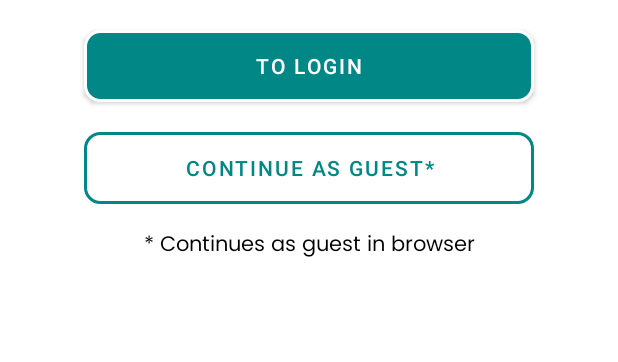
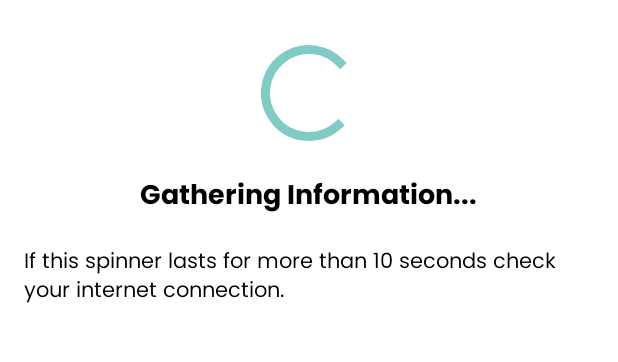
Before and after one commit to pokumars/metropolia-mixer-kt, an Android app: the layout fragment_startup.xml on its own in the app's theme, with its tools: preview values and no code run, on a phone screen of 412 x 824 dp, the part 420-782 px from its top. Run offline under Robolectric (Android 15) with nearby library versions, the phone set to English and light mode, and no system bars.

Commit message:
login if token exists works; needs smoothing out

```diff
--- a/app/src/main/java/com/example/mixer_logic_kt/MainActivity.kt
+++ b/app/src/main/java/com/example/mixer_logic_kt/MainActivity.kt
@@ -9,6 +9,7 @@ import androidx.navigation.ui.AppBarConfiguration
 import androidx.navigation.ui.NavigationUI
 import androidx.navigation.ui.setupActionBarWithNavController
 import com.example.mixer_logic_kt.databinding.ActivityMainBinding
+
 
 class MainActivity : AppCompatActivity() {
     private lateinit var navController: NavController
@@ -30,8 +31,6 @@ class MainActivity : AppCompatActivity() {
 
 
         setupActionBarWithNavController(navController, appBarConfig)
-
-
         NavigationUI.setupWithNavController(binding.bottomNavigationView, navController)
 
         //hide the bottom nav on some screens
--- a/app/src/main/java/com/example/mixer_logic_kt/model/User.kt
+++ b/app/src/main/java/com/example/mixer_logic_kt/model/User.kt
@@ -1,8 +1,8 @@
 package com.example.mixer_logic_kt.model
 
 data class Auth(
-    val user: User,
-    val token: String
+        var user: User,
+        val token: String
 )
 
 data class User(
--- a/app/src/main/res/layout/fragment_startup.xml
+++ b/app/src/main/res/layout/fragment_startup.xml
@@ -25,6 +25,58 @@
             app:layout_constraintStart_toStartOf="parent"
             app:layout_constraintTop_toTopOf="parent" />
 
+
+        <LinearLayout
+            android:id="@+id/startup_loading_layout"
+            android:layout_width="match_parent"
+            android:layout_height="wrap_content"
+            android:layout_marginTop="24dp"
+            android:gravity="center"
+            android:orientation="vertical"
+            android:paddingHorizontal="16dp"
+            app:layout_constraintEnd_toEndOf="parent"
+            app:layout_constraintStart_toStartOf="parent"
+            app:layout_constraintTop_toBottomOf="@+id/splash_image_view">
+
+            <androidx.core.widget.ContentLoadingProgressBar
+                android:id="@+id/pBar"
+                style="?android:attr/progressBarStyleLarge"
+                android:layout_width="wrap_content"
+                android:layout_height="wrap_content" />
+
+            <TextView
+                style="@style/Widget.MixerLogic.H4"
+                android:layout_width="wrap_content"
+                android:layout_height="wrap_content"
+                android:layout_marginTop="16dp"
+                android:text="@string/gathering_information"
+                app:layout_constraintEnd_toEndOf="parent"
+                app:layout_constraintStart_toStartOf="parent"
+                app:layout_constraintTop_toBottomOf="@id/as_guest_btn" />
+
+            <TextView
+                style="@style/Widget.MixerLogic.BasicText"
+                android:layout_width="wrap_content"
+                android:layout_height="wrap_content"
+                android:layout_marginTop="16dp"
+                android:text="@string/spinner_lasts_too_long"
+                app:layout_constraintEnd_toEndOf="parent"
+                app:layout_constraintStart_toStartOf="parent"
+                app:layout_constraintTop_toBottomOf="@id/as_guest_btn" />
+
+        </LinearLayout>
+
+        <LinearLayout
+            android:visibility="gone"
+            android:id="@+id/app_entrance_buttons"
+            android:layout_width="match_parent"
+            android:layout_height="wrap_content"
+            android:orientation="vertical"
+            android:gravity="center"
+            app:layout_constraintEnd_toEndOf="parent"
+            app:layout_constraintStart_toStartOf="parent"
+            app:layout_constraintTop_toBottomOf="@+id/splash_image_view"
+            >
 
             <Button
                 android:layout_marginTop="30dp"
@@ -69,6 +121,7 @@
                 app:layout_constraintEnd_toEndOf="parent"
                 app:layout_constraintStart_toStartOf="parent"
                 app:layout_constraintTop_toBottomOf="@id/as_guest_btn" />
+        </LinearLayout>
 
 
     </androidx.constraintlayout.widget.ConstraintLayout>
--- a/app/src/main/res/navigation/nav_graph.xml
+++ b/app/src/main/res/navigation/nav_graph.xml
@@ -16,6 +16,9 @@
         <action
             android:id="@+id/action_startupFragment_to_guestWebViewFragment"
             app:destination="@id/guestWebViewFragment" />
+        <action
+            android:id="@+id/action_startupFragment_to_recipes_tab"
+            app:destination="@id/recipes_tab" />
     </fragment>
     <fragment
         android:id="@+id/signInFragment"
@@ -88,6 +91,9 @@
             android:name="com.example.mixer_logic_kt.Ui.Screens.ProfileFragment"
             android:label="@string/profile_fragment_label"
             tools:layout="@layout/fragment_profile" />
+        <action
+            android:id="@+id/action_global_startupFragment"
+            app:destination="@id/startupFragment" />
     </navigation>
     <fragment
         android:id="@+id/guestWebViewFragment"
--- a/app/src/main/res/values/strings.xml
+++ b/app/src/main/res/values/strings.xml
@@ -47,11 +47,13 @@
     <string name="garnish_txt">Garnish: </string>
     <string name="as_guest_explainer">* Continues as guest in browser</string>
     <string name="no_favorites">You have 0 liked drinks. Open a drink recipe and click the like button and it will appear here</string>
-    <string name="dont_have_acct_txt">Don\'t have an account?</string>
-    <string name="already_have_acct_txt">Already have an account?</string>
-    <string name="forgot_password_explainer"> Forgot your account\'s password? Enter your email address, and we\'ll send you a recovery link.</string>
+    <string name="spinner_lasts_too_long">If this spinner lasts for more than 10 seconds check your internet connection.</string>
+    <string name="gathering_information">Gathering Information...</string>
 
     <!--Placeholders -->
+
+    <!--Other -->
+    <string name="cles_du_tresor">jwt</string>
 
 
     <!-- TODO: Remove or change this placeholder text -->
```
Also changed, not shown: app/src/main/java/com/example/mixer_logic_kt/Ui/Auth/SignInFragment.kt (+18 -0 lines), app/src/main/java/com/example/mixer_logic_kt/Ui/Auth/StartupFragment.kt (+58 -16 lines), app/src/main/java/com/example/mixer_logic_kt/Ui/Screens/ProfileFragment.kt (+16 -0 lines), app/src/main/java/com/example/mixer_logic_kt/model/DrinkViewModel.kt (+14 -2 lines), app/src/main/java/com/example/mixer_logic_kt/network/DrinksApiService.kt (+5 -5 lines). Lines whose indentation alone changed are shown as unchanged.
